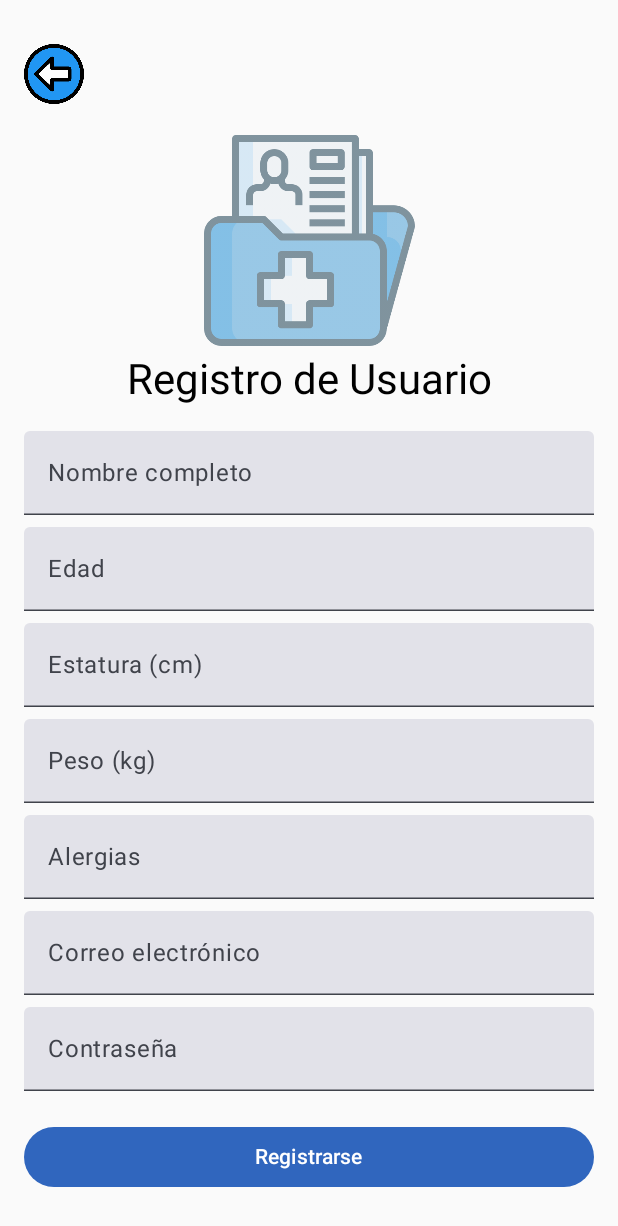
After one commit to Lalito3/DocApp, an Android app built with Jetpack Compose: the RegistroScreen screen opened through its navigation route, on a phone screen of 412 x 824 dp. The commit adds this screen. Shown: the top 1226 px of the screen. Run offline under Robolectric (Android 15) with nearby library versions, the phone set to English and light mode, and no system bars.

Commit message:
Version con la ventana de registro de usuarios

```diff
--- /dev/null
+++ b/app/src/main/java/com/example/docapp/navigation/NavManager.kt
@@ -0,0 +1,23 @@
+package com.example.docapp.navigation
+
+import androidx.compose.runtime.Composable
+import androidx.lifecycle.ViewModel
+import androidx.navigation.compose.NavHost
+import androidx.navigation.compose.composable
+import androidx.navigation.compose.rememberNavController
+import com.example.docapp.ui.InicioScreen
+import com.example.docapp.ui.screens.RegistroScreen
+import com.example.docapp.viewmodel.DocAppviewmodel
+
+@Composable
+fun NavManager(viewModel: DocAppviewmodel){
+    val navController = rememberNavController()
+    NavHost(navController = navController, startDestination = "Inicio"){
+        composable("Inicio"){
+            InicioScreen(navController = navController, viewModel = viewModel)
+        }
+        composable("Registro"){
+            RegistroScreen(navController = navController)
+        }
+    }
+}
--- a/app/src/main/java/com/example/docapp/ui/InicioDocApp.kt
+++ b/app/src/main/java/com/example/docapp/ui/InicioDocApp.kt
@@ -1,6 +1,7 @@
 package com.example.docapp.ui
 
 import androidx.compose.foundation.Image
+import androidx.compose.foundation.clickable
 import androidx.compose.material3.Text
 import androidx.compose.ui.Alignment
 import androidx.compose.ui.unit.dp
@@ -13,22 +14,26 @@ import androidx.lifecycle.viewmodel.compose.viewModel
 import com.example.docapp.viewmodel.DocAppviewmodel
 import androidx.compose.foundation.layout.fillMaxSize
 import androidx.compose.ui.Modifier
+import androidx.compose.ui.graphics.Color
 import androidx.compose.ui.res.painterResource
+import androidx.compose.ui.text.font.FontWeight
+import androidx.compose.ui.text.style.TextDecoration
 import androidx.compose.ui.tooling.preview.Preview
+import androidx.navigation.NavController
 import com.example.docapp.ui.theme.DocAppTheme
 import com.example.docapp.R
 
 @OptIn(ExperimentalMaterial3Api::class)
 @Composable
-fun InicioScreen(viewModel: DocAppviewmodel = viewModel()) {
+fun InicioScreen(viewModel: DocAppviewmodel = viewModel(), navController: NavController) {
     val habilitarPantalla by viewModel.habilitarPantalla.collectAsState()
     Row(
         modifier = Modifier
             .fillMaxWidth()
     ) {
         Image(
-            painter = painterResource(id = R.drawable.im1),
-            contentDescription = "LOGO",
+            painter = painterResource(id = R.drawable.im2),
+            contentDescription = "portada",
             modifier = Modifier
                 .fillMaxWidth()
                 .aspectRatio(16f / 9f),
@@ -79,25 +84,48 @@ fun InicioScreen(viewModel: DocAppviewmodel = viewModel()) {
 
         Button(
             onClick = { viewModel.habilitarRegistro() },
-            modifier = Modifier.fillMaxWidth()
+            modifier = Modifier.fillMaxWidth(),
+            colors = ButtonDefaults.buttonColors(
+                containerColor = Color(0xFF3066BE), // azul personalizado
+                contentColor = Color.White          // texto blanco
+            )
         ) {
             Text("Siguiente")
         }
         Spacer(modifier = Modifier.height(16.dp))
-
+        Text(
+            text= "¿Olvidaste tu contraseña?",
+            color = Color(0xFF3066BE),
+            fontWeight = FontWeight.Bold,
+            modifier = Modifier
+                .padding(top = 8.dp)
+                .clickable { viewModel.PaswordFor() }
+        )
+        Spacer(modifier = Modifier.height(60.dp))
+        Text(
+            text= "¿No tienes cuenta? Regístrate aquí",
+            color = Color(0xFF3F51B5),
+            fontWeight = FontWeight.Bold,
+            textDecoration = TextDecoration.Underline,
+            modifier = Modifier
+                .padding(top = 8.dp)
+                .clickable { navController.navigate("Registro") }
+        )
+        /*
         Button(
             onClick = { viewModel.PaswordFor() },
             modifier = Modifier.fillMaxWidth()
         ) {
             Text("Olvidaste tu contraseña")
-        }
+        } */
     }
 }
-
+/*
 @Preview(showBackground = true)
 @Composable
 fun RegistroScreenPreview() {
     DocAppTheme {
-        InicioScreen()
+        InicioScreen(navController: NavController)
     }
 }
+*/
--- /dev/null
+++ b/app/src/main/java/com/example/docapp/ui/screens/RegistroScreen.kt
@@ -0,0 +1,154 @@
+package com.example.docapp.ui.screens
+
+import androidx.compose.foundation.Image
+import androidx.compose.foundation.clickable
+import androidx.compose.foundation.layout.Arrangement
+import androidx.compose.foundation.layout.Column
+import androidx.compose.foundation.layout.Spacer
+import androidx.compose.foundation.layout.fillMaxSize
+import androidx.compose.foundation.layout.fillMaxWidth
+import androidx.compose.foundation.layout.height
+import androidx.compose.foundation.layout.padding
+import androidx.compose.foundation.layout.size
+import androidx.compose.foundation.rememberScrollState
+import androidx.compose.foundation.verticalScroll
+import androidx.compose.material3.Button
+import androidx.compose.material3.ButtonDefaults
+import androidx.compose.material3.MaterialTheme
+import androidx.compose.material3.TextField
+import androidx.compose.material3.Text
+import androidx.compose.runtime.Composable
+import androidx.compose.runtime.getValue
+import androidx.compose.runtime.mutableStateOf
+import androidx.compose.runtime.remember
+import androidx.compose.runtime.setValue
+import androidx.compose.ui.Alignment
+import androidx.compose.ui.Modifier
+import androidx.compose.ui.graphics.Color
+import androidx.compose.ui.layout.ContentScale
+import androidx.compose.ui.res.painterResource
+import androidx.compose.ui.unit.dp
+import androidx.navigation.NavController
+import com.example.docapp.R
+
+@Composable
+fun RegistroScreen(navController: NavController ){
+    val scrollState = rememberScrollState()
+
+    var nombre by remember {
+        mutableStateOf("")
+    }
+    var edad by remember {
+        mutableStateOf("")
+    }
+    var estatura by remember {
+        mutableStateOf("")
+    }
+    var peso by remember {
+        mutableStateOf("")
+    }
+    var alergias by remember {
+        mutableStateOf("")
+    }
+    var correo by remember {
+        mutableStateOf("")
+    }
+    var contrasena by remember {
+        mutableStateOf("")
+    }
+
+    Column (
+        modifier = Modifier
+            .fillMaxSize()
+            .padding(16.dp)
+            .verticalScroll(scrollState),
+        horizontalAlignment = Alignment.CenterHorizontally,
+        verticalArrangement = Arrangement.Center
+    ) {
+        Image(
+            painter = painterResource(id = R.drawable.anterior),
+            contentDescription = "Regresar",
+            modifier = Modifier
+                .align(Alignment.Start)
+                .size(40.dp)
+                .clickable {
+                    navController.navigate("Inicio")
+                },
+            contentScale = ContentScale.Fit
+        )
+        Spacer(modifier = Modifier.height(16.dp))
+        Image(
+            painter = painterResource(id = R.drawable.registro),
+            contentDescription = "REGISTRO",
+            modifier = Modifier.size(150.dp,150.dp), /*Modifica el espacio de la imagen*/
+            alpha = 0.5f)
+
+        Text(
+            text = "Registro de Usuario",
+            style = MaterialTheme.typography.headlineMedium,
+            modifier = Modifier.padding(bottom = 16.dp)
+        )
+        TextField(
+            value = nombre,
+            onValueChange = {nombre = it},
+            label = { Text("Nombre completo") },
+            modifier = Modifier.fillMaxWidth()
+        )
+        Spacer(modifier = Modifier.height(8.dp))
+        TextField(
+            value = edad,
+            onValueChange = {edad = it},
+            label = { Text("Edad") },
+            modifier = Modifier.fillMaxWidth()
+        )
+        Spacer(modifier = Modifier.height(8.dp))
+        TextField(
+            value = estatura,
+            onValueChange = {estatura = it},
+            label = { Text("Estatura (cm)") },
+            modifier = Modifier.fillMaxWidth()
+        )
+        Spacer(modifier = Modifier.height(8.dp))
+        TextField(
+            value = peso,
+            onValueChange = {peso = it},
+            label = { Text("Peso (kg)") },
+            modifier = Modifier.fillMaxWidth()
+        )
+        Spacer(modifier = Modifier.height(8.dp))
+        TextField(
+            value = alergias,
+            onValueChange = {alergias = it},
+            label = { Text("Alergias") },
+            modifier = Modifier.fillMaxWidth()
+        )
+        Spacer(modifier = Modifier.height(8.dp))
+        TextField(
+            value = correo,
+            onValueChange = {correo = it},
+            label = { Text("Correo electrónico") },
+            modifier = Modifier.fillMaxWidth()
+        )
+        Spacer(modifier = Modifier.height(8.dp))
+        TextField(
+            value = contrasena,
+            onValueChange = {contrasena = it},
+            label = { Text("Contraseña") },
+            modifier = Modifier.fillMaxWidth()
+        )
+        Spacer(modifier = Modifier.height(20.dp))
+
+        Button(
+            onClick = {
+                navController.navigate("Inicio")
+            },
+            modifier = Modifier.fillMaxWidth(),
+            colors = ButtonDefaults.buttonColors(
+                containerColor = Color(0xFF3066BE), // azul personalizado
+                contentColor = Color.White          // texto blanco
+            )
+        ) {
+            Text("Registrarse")
+        }
+    }
+}
--- a/build.gradle.kts
+++ b/build.gradle.kts
@@ -3,4 +3,5 @@ plugins {
     alias(libs.plugins.android.application) apply false
     alias(libs.plugins.kotlin.android) apply false
     alias(libs.plugins.kotlin.compose) apply false
+    id("com.google.dagger.hilt.android") version "2.46" apply false
 }
--- a/gradle/libs.versions.toml
+++ b/gradle/libs.versions.toml
@@ -8,6 +8,7 @@ espressoCore = "3.6.1"
 lifecycleRuntimeKtx = "2.8.7"
 activityCompose = "1.10.1"
 composeBom = "2024.04.01"
+navigationCompose = "2.8.9"
 
 [libraries]
 androidx-core-ktx = { group = "androidx.core", name = "core-ktx", version.ref = "coreKtx" }
@@ -24,6 +25,7 @@ androidx-ui-tooling-preview = { group = "androidx.compose.ui", name = "ui-toolin
 androidx-ui-test-manifest = { group = "androidx.compose.ui", name = "ui-test-manifest" }
 androidx-ui-test-junit4 = { group = "androidx.compose.ui", name = "ui-test-junit4" }
 androidx-material3 = { group = "androidx.compose.material3", name = "material3" }
+androidx-navigation-compose = { group = "androidx.navigation", name = "navigation-compose", version.ref = "navigationCompose" }
 
 [plugins]
 android-application = { id = "com.android.application", version.ref = "agp" }
```
Also changed, not shown: app/build.gradle.kts (+12 -0 lines), app/src/main/java/com/example/docapp/MainActivity.kt (+6 -14 lines), app/src/main/java/com/example/docapp/model/User.kt (added, +25 -0 lines), app/src/main/java/com/example/docapp/room/DocAppDataBase.kt (added, +29 -0 lines), app/src/main/java/com/example/docapp/room/UserDao.kt (added, +16 -0 lines), app/src/main/res/drawable-nodpi/anterior.png (added), app/src/main/res/drawable-nodpi/im2.jpeg (added), app/src/main/res/drawable-nodpi/registro.png (added).
